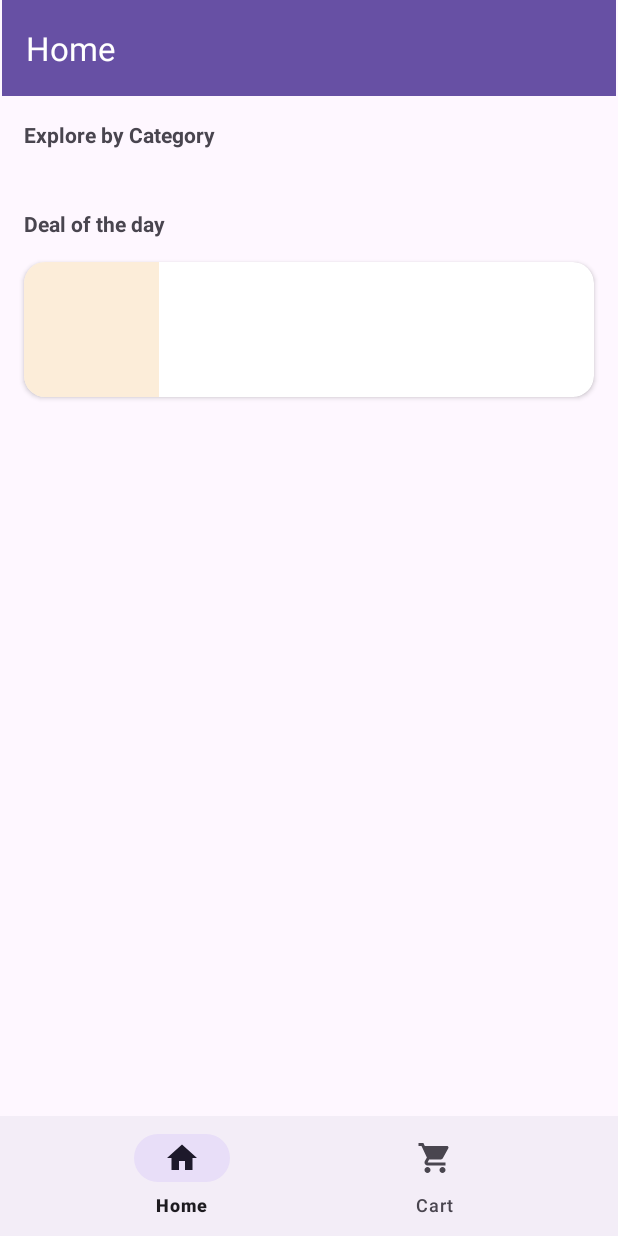
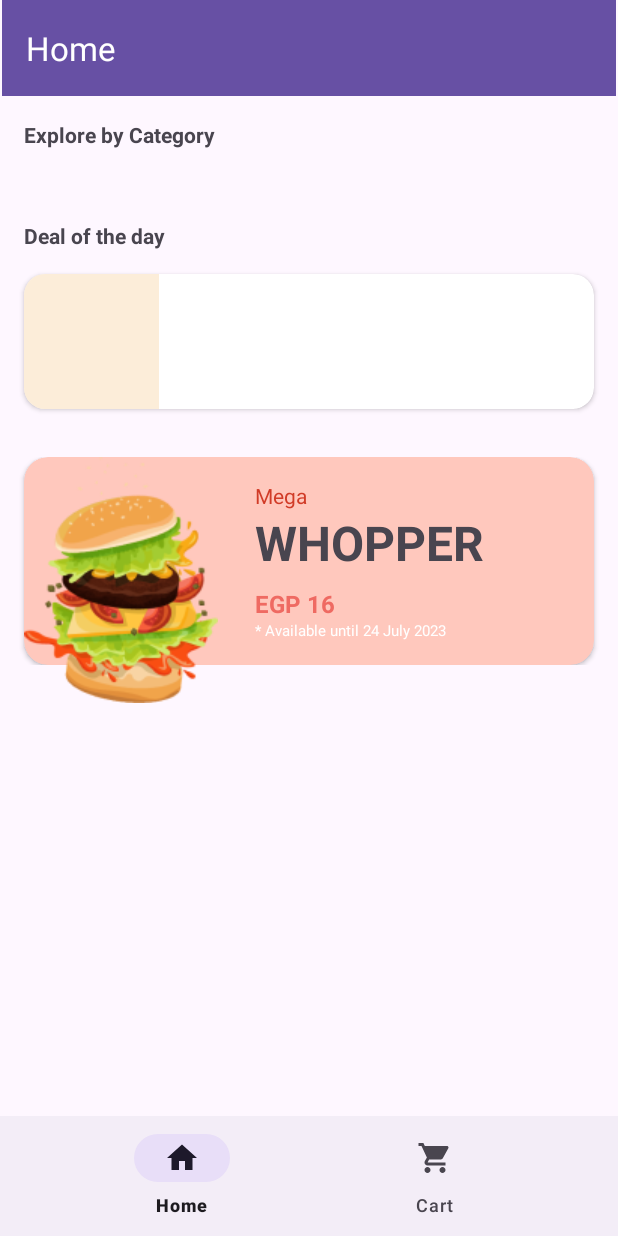
Before and after one commit to SLAYERVIX/S-MART, an Android app: the HomeFragment screen opened through its navigation route, on a phone screen of 412 x 824 dp. Run offline under Robolectric (Android 15) with nearby library versions, the phone set to English and light mode, and no system bars; our stand-ins replace Dagger/Hilt's generated code, Firebase (no records; nobody signed in at launch, a user with empty details on screens opened directly), navigation-ui.

Commit message:
added third part at home finished category list adapter

```diff
--- a/app/src/main/AndroidManifest.xml
+++ b/app/src/main/AndroidManifest.xml
@@ -3,6 +3,7 @@
     xmlns:tools="http://schemas.android.com/tools">
 
     <uses-permission android:name="android.permission.INTERNET" />
+    <uses-permission android:name="android.permission.BLUETOOTH_CONNECT"/>
     <uses-permission android:name="android.permission.BLUETOOTH_SCAN" />
     <uses-permission android:name="android.permission.ACCESS_FINE_LOCATION" />
     <uses-permission android:name="android.permission.ACCESS_COARSE_LOCATION" />
--- a/app/src/main/java/com/example/s_mart/core/adapters/ProductAdapter.kt
+++ b/app/src/main/java/com/example/s_mart/core/adapters/CartAdapter.kt
@@ -13,7 +13,7 @@ import com.example.s_mart.core.differs.CartDiffItemCallback
 import com.example.s_mart.databinding.ItemRvCartBinding
 
 
-class ProductAdapter(private val cartCallback: CartCallback) : ListAdapter<Product, ProductAdapter.ViewHolder>(CartDiffItemCallback()) {
+class CartAdapter(private val cartCallback: CartCallback) : ListAdapter<Product, CartAdapter.ViewHolder>(CartDiffItemCallback()) {
     inner class ViewHolder(private val binding: ItemRvCartBinding) :
         RecyclerView.ViewHolder(binding.root) {
         fun bind(item: Product) {
--- a/app/src/main/res/layout/fragment_home.xml
+++ b/app/src/main/res/layout/fragment_home.xml
@@ -4,7 +4,7 @@
     xmlns:tools="http://schemas.android.com/tools"
     android:layout_width="match_parent"
     android:layout_height="match_parent"
-    tools:context=".ui.home.HomeFragment" >
+    tools:context=".ui.home.HomeFragment">
 
     <TextView
         android:id="@+id/explore_by_category"
@@ -37,13 +37,14 @@
         android:id="@+id/textView3"
         android:layout_width="wrap_content"
         android:layout_height="wrap_content"
-        android:layout_marginTop="24dp"
+        android:layout_marginTop="32dp"
         android:text="Deal of the day"
         android:textStyle="bold"
         app:layout_constraintStart_toStartOf="@+id/rv_categories"
         app:layout_constraintTop_toBottomOf="@+id/rv_categories" />
 
     <androidx.cardview.widget.CardView
+        android:id="@+id/cardView2"
         android:layout_width="0dp"
         android:layout_height="wrap_content"
         android:layout_marginStart="16dp"
@@ -52,7 +53,7 @@
         app:cardCornerRadius="14dp"
         app:layout_constraintEnd_toEndOf="parent"
         app:layout_constraintStart_toStartOf="parent"
-        app:layout_constraintTop_toBottomOf="@+id/textView3" >
+        app:layout_constraintTop_toBottomOf="@+id/textView3">
 
         <androidx.constraintlayout.widget.ConstraintLayout
             android:layout_width="match_parent"
@@ -64,11 +65,11 @@
                 android:layout_height="90dp"
                 android:background="#FCEDD9"
                 android:padding="8dp"
-                tools:src="@drawable/windows"
                 app:layout_constraintBottom_toBottomOf="parent"
                 app:layout_constraintStart_toStartOf="parent"
                 app:layout_constraintTop_toTopOf="parent"
-                app:layout_constraintVertical_bias="0.0" />
+                app:layout_constraintVertical_bias="0.0"
+                tools:src="@drawable/windows" />
 
             <TextView
                 android:id="@+id/tv_deal_name"
@@ -91,22 +92,109 @@
                 android:layout_height="wrap_content"
                 android:layout_marginStart="8dp"
                 android:layout_marginBottom="8dp"
-                tools:text="EGP 5.0"
                 android:textColor="#EF6A62"
                 android:textStyle="bold"
                 app:layout_constraintBottom_toBottomOf="parent"
-                app:layout_constraintStart_toEndOf="@+id/imageView3" />
+                app:layout_constraintStart_toEndOf="@+id/imageView3"
+                tools:text="EGP 5.0" />
 
             <TextView
                 android:id="@+id/tv_discount"
                 android:layout_width="wrap_content"
                 android:layout_height="wrap_content"
                 android:layout_marginStart="16dp"
-                tools:text="EGP 8.0"
                 app:layout_constraintBottom_toBottomOf="@+id/tv_deal_price"
                 app:layout_constraintStart_toEndOf="@+id/tv_deal_price"
-                app:layout_constraintTop_toTopOf="@+id/tv_deal_price" />
+                app:layout_constraintTop_toTopOf="@+id/tv_deal_price"
+                tools:text="EGP 8.0" />
 
         </androidx.constraintlayout.widget.ConstraintLayout>
     </androidx.cardview.widget.CardView>
+
+    <FrameLayout
+        android:id="@+id/frameLayout"
+        android:layout_width="match_parent"
+        android:layout_height="wrap_content"
+        android:layout_marginTop="32dp"
+        app:layout_constraintEnd_toEndOf="parent"
+        app:layout_constraintStart_toStartOf="parent"
+        app:layout_constraintTop_toBottomOf="@+id/cardView2">
+
+        <androidx.cardview.widget.CardView
+            android:id="@+id/cardView3"
+            android:layout_width="match_parent"
+            android:layout_height="wrap_content"
+            android:layout_marginStart="16dp"
+            android:layout_marginEnd="16dp"
+            app:cardBackgroundColor="#FFC8BD"
+            app:cardCornerRadius="16dp"
+            app:cardUseCompatPadding="false"
+            app:contentPadding="16dp">
+
+            <androidx.constraintlayout.widget.ConstraintLayout
+                android:layout_width="match_parent"
+                android:layout_height="match_parent">
+
+                <androidx.constraintlayout.widget.Guideline
+                    android:id="@+id/guideline"
+                    android:layout_width="wrap_content"
+                    android:layout_height="wrap_content"
+                    android:orientation="vertical"
+                    app:layout_constraintGuide_percent=".35" />
+
+                <TextView
+                    android:id="@+id/textView4"
+                    android:layout_width="wrap_content"
+                    android:layout_height="wrap_content"
+                    android:text="WHOPPER"
+                    android:textSize="32sp"
+                    android:textStyle="bold"
+                    app:layout_constraintStart_toStartOf="@+id/textView2"
+                    app:layout_constraintTop_toBottomOf="@+id/textView2" />
+
+                <TextView
+                    android:id="@+id/textView2"
+                    android:layout_width="wrap_content"
+                    android:layout_height="wrap_content"
+                    android:layout_marginStart="16dp"
+                    android:text="Mega"
+                    android:textColor="#D13B27"
+                    app:layout_constraintStart_toStartOf="@+id/guideline"
+                    app:layout_constraintTop_toTopOf="parent" />
+
+                <TextView
+                    android:id="@+id/textView5"
+                    android:layout_width="wrap_content"
+                    android:layout_height="wrap_content"
+                    android:layout_marginTop="8dp"
+                    android:text="EGP 16"
+                    android:textColor="#EF6A62"
+                    android:textSize="16sp"
+                    android:textStyle="bold"
+                    app:layout_constraintStart_toStartOf="@+id/textView4"
+                    app:layout_constraintTop_toBottomOf="@+id/textView4" />
+
+                <TextView
+                    android:id="@+id/textView6"
+                    android:layout_width="wrap_content"
+                    android:layout_height="wrap_content"
+                    android:text="* Available until 24 July 2023"
+                    android:textColor="@color/white"
+                    android:textSize="10sp"
+                    app:layout_constraintStart_toStartOf="@+id/textView5"
+                    app:layout_constraintTop_toBottomOf="@+id/textView5" />
+            </androidx.constraintlayout.widget.ConstraintLayout>
+        </androidx.cardview.widget.CardView>
+
+    </FrameLayout>
+
+    <ImageView
+        android:id="@+id/imageView5"
+        android:layout_width="wrap_content"
+        android:layout_height="wrap_content"
+        android:layout_marginStart="16dp"
+        android:src="@drawable/hamburger"
+        app:layout_constraintStart_toStartOf="parent"
+        app:layout_constraintTop_toTopOf="@+id/frameLayout" />
+
 </androidx.constraintlayout.widget.ConstraintLayout>
--- a/app/src/main/res/layout/item_rv_cart.xml
+++ b/app/src/main/res/layout/item_rv_cart.xml
@@ -48,7 +48,7 @@
             android:maxLines="1"
             android:text="@{product.name}"
             android:textSize="14sp"
-            app:layout_constraintEnd_toStartOf="@+id/btn_clear"
+            app:layout_constraintEnd_toStartOf="@+id/btn_delete"
             app:layout_constraintStart_toEndOf="@+id/cardView"
             app:layout_constraintTop_toTopOf="@+id/cardView"
             app:layout_constraintVertical_chainStyle="packed"
```
Also changed, not shown: app/src/main/java/com/example/s_mart/CategoryListFragment.kt (+41 -37 lines), app/src/main/java/com/example/s_mart/core/adapters/CategoryListAdapter.kt (added, +34 -0 lines), app/src/main/java/com/example/s_mart/core/differs/CategoryListDiffItemCallback.kt (added, +14 -0 lines), app/src/main/java/com/example/s_mart/ui/cart/CartFragment.kt (+6 -5 lines), app/src/main/res/layout/fragment_category_list.xml (+15 -9 lines), app/src/main/res/layout/item_rv_category_list.xml (added, +66 -0 lines), app/src/main/res/drawable/hamburger.png (added).
